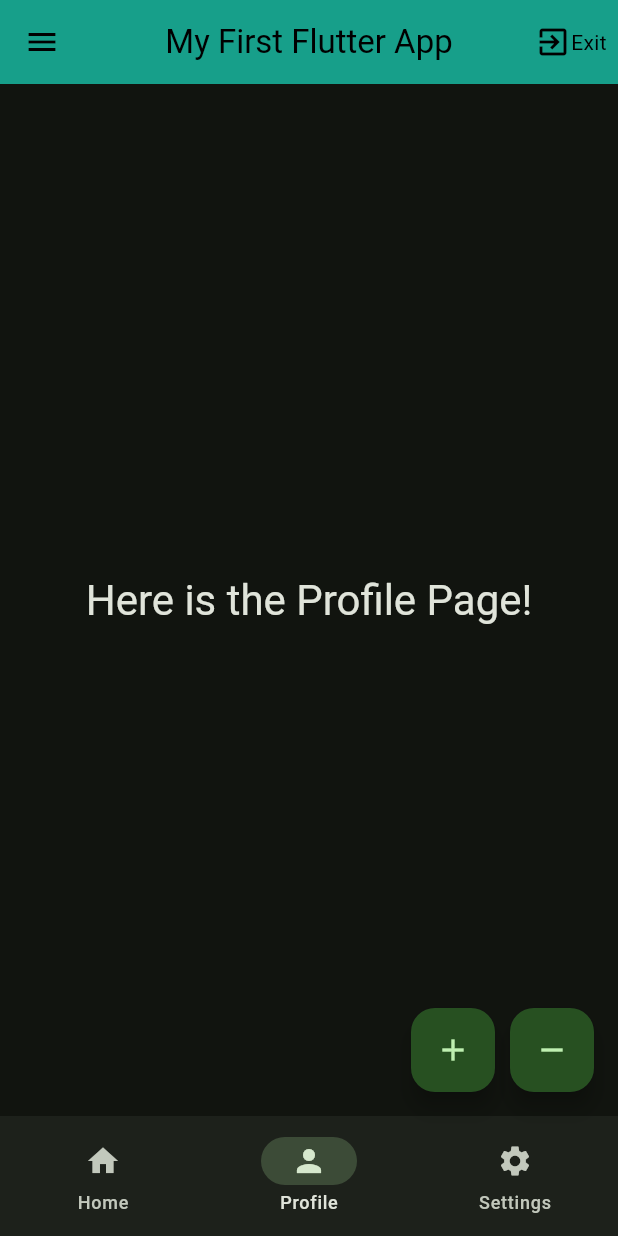
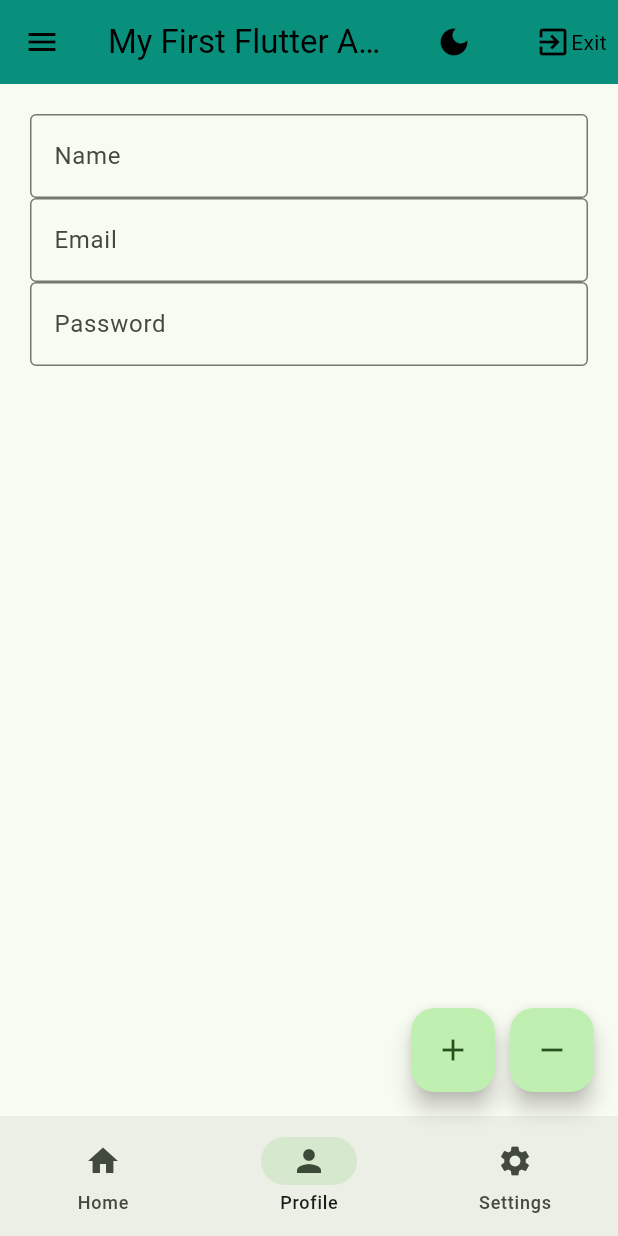
Before and after one commit to abdullah2811/my_first_flutter, a Flutter app: the screen it shows after launch, item 2 of the bottom bar chosen, on a phone screen of 412 x 824 dp. Run offline on Flutter 3.47's test engine with Material 3 defaults, Android fonts, the phone set to English and light mode, and no system bars.

Commit message:
Day4: Light/Dark Mode, User Input (TextField, TextEditorController), Checkbox, Switch, Arrow Function, .adaptive, Slider.

```diff
--- a/lib/data/notifiers.dart
+++ b/lib/data/notifiers.dart
@@ -1,3 +1,5 @@
 import 'package:flutter/material.dart';
 
 ValueNotifier<int> selectedPageNotifier = ValueNotifier(0);
+ValueNotifier<bool> isDarkModeNotifier = ValueNotifier(false);
+ValueNotifier<bool> userVerifiedNotifier = ValueNotifier(false);
--- a/lib/main.dart
+++ b/lib/main.dart
@@ -1,4 +1,5 @@
 import 'package:flutter/material.dart';
+import 'package:my_first_flutter/data/notifiers.dart';
 import 'package:my_first_flutter/views/widget_tree.dart';
 
 void main() {
@@ -10,15 +11,20 @@ class MyApp extends StatelessWidget {
 
   @override
   Widget build(BuildContext context) {
+    return ValueListenableBuilder<bool>(
+      valueListenable: isDarkModeNotifier,
+      builder: (BuildContext context, bool isDarkMode, Widget? child) {
         return MaterialApp(
           debugShowCheckedModeBanner: false,
           theme: ThemeData(
             colorScheme: ColorScheme.fromSeed(
               seedColor: const Color.fromARGB(255, 8, 234, 42),
-          brightness: Brightness.dark,
+              brightness: isDarkMode ? Brightness.dark : Brightness.light,
             ),
           ),
           home: WidgetTree(),
         );
+      },
+    );
   }
 }
--- a/lib/views/pages/profile_page.dart
+++ b/lib/views/pages/profile_page.dart
@@ -1,14 +1,71 @@
 import 'package:flutter/material.dart';
+import 'package:my_first_flutter/data/notifiers.dart';
 
-class ProfilePage extends StatelessWidget {
+class ProfilePage extends StatefulWidget {
   const ProfilePage({super.key});
 
   @override
+  State<ProfilePage> createState() => _ProfilePageState();
+}
+
+class _ProfilePageState extends State<ProfilePage> {
+  TextEditingController name = TextEditingController();
+  TextEditingController email = TextEditingController();
+  TextEditingController password = TextEditingController();
+  bool showRow = false;
+  @override
   Widget build(BuildContext context) {
-    return Center(
-      child: Text(
-        'Here is the Profile Page!',
-        style: Theme.of(context).textTheme.headlineMedium,
+    return Padding(
+      padding: const EdgeInsets.all(20.0),
+      child: Column(
+        children: [
+          TextField(
+            controller: name,
+            decoration: InputDecoration(
+              border: OutlineInputBorder(),
+              labelText: 'Name',
+              hintText: 'Enter your name',
+            ),
+            onEditingComplete: () {
+              setState(() {
+                showRow = true;
+              });
+            },
+          ),
+          TextField(
+            decoration: InputDecoration(
+              border: OutlineInputBorder(),
+              labelText: 'Email',
+              hintText: 'Enter your email',
+            ),
+          ),
+          TextField(
+            obscureText: true,
+            decoration: InputDecoration(
+              border: OutlineInputBorder(),
+              labelText: 'Password',
+              hintText: 'Enter your password',
+            ),
+          ),
+          SizedBox(height: 50),
+          if (showRow)
+            Row(
+              mainAxisAlignment: MainAxisAlignment.center,
+              children: [
+                Text('Welcome, ${name.text}!', style: TextStyle(fontSize: 25)),
+                SizedBox(width: 10),
+                ValueListenableBuilder(
+                  valueListenable: userVerifiedNotifier,
+                  builder: (context, value, child) {
+                    if (value == true) {
+                      return Icon(Icons.verified, color: Colors.blue, size: 20);
+                    }
+                    return SizedBox.shrink();
+                  },
+                ),
+              ],
+            ),
+        ],
       ),
     );
   }
--- a/lib/views/widget_tree.dart
+++ b/lib/views/widget_tree.dart
@@ -12,14 +12,33 @@ class WidgetTree extends StatelessWidget {
 
   @override
   Widget build(BuildContext context) {
+    return ValueListenableBuilder(
+      valueListenable: isDarkModeNotifier,
+      builder: (context, value, child) {
         return SafeArea(
           child: Scaffold(
             appBar: AppBar(
               title: Text('My First Flutter App'),
               centerTitle: true,
               elevation: 70,
-          //leading: Icon(Icons.construction),
-          actions: [Icon(Icons.exit_to_app), Text('Exit  ')],
+              actions: [
+                isDarkModeNotifier.value
+                    ? IconButton(
+                        onPressed: () {
+                          isDarkModeNotifier.value = false;
+                        },
+                        icon: Icon(Icons.light_mode),
+                      )
+                    : IconButton(
+                        onPressed: () {
+                          isDarkModeNotifier.value = true;
+                        },
+                        icon: Icon(Icons.dark_mode),
+                      ),
+                SizedBox(width: 30),
+                Icon(Icons.exit_to_app),
+                Text('Exit  '),
+              ],
               backgroundColor: Colors.teal,
               foregroundColor: Colors.black,
             ),
@@ -79,12 +98,15 @@ class WidgetTree extends StatelessWidget {
             ),
             body: ValueListenableBuilder(
               valueListenable: selectedPageNotifier,
-          builder: (BuildContext context, dynamic selectedPage, Widget? child) {
+              builder:
+                  (BuildContext context, dynamic selectedPage, Widget? child) {
                     return pages[selectedPage];
                   },
             ),
             bottomNavigationBar: NavbarWidget(),
           ),
         );
+      },
+    );
   }
 }
```
Also changed, not shown: lib/views/pages/settings_page.dart (+53 -6 lines). Lines whose indentation alone changed are shown as unchanged.
